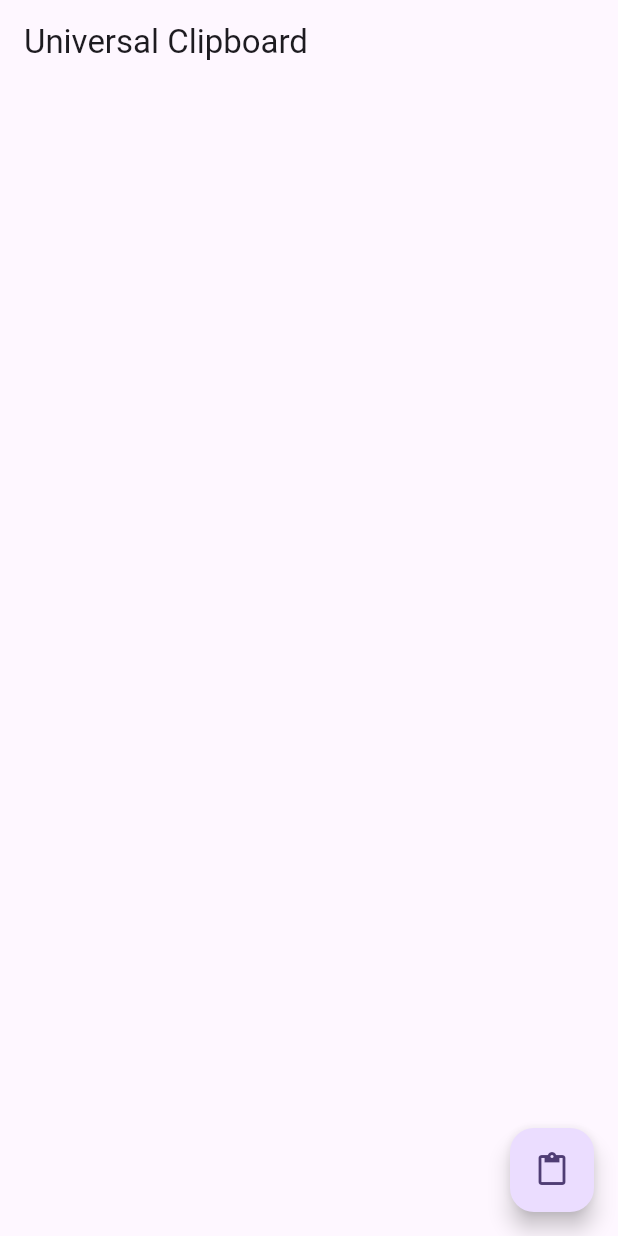
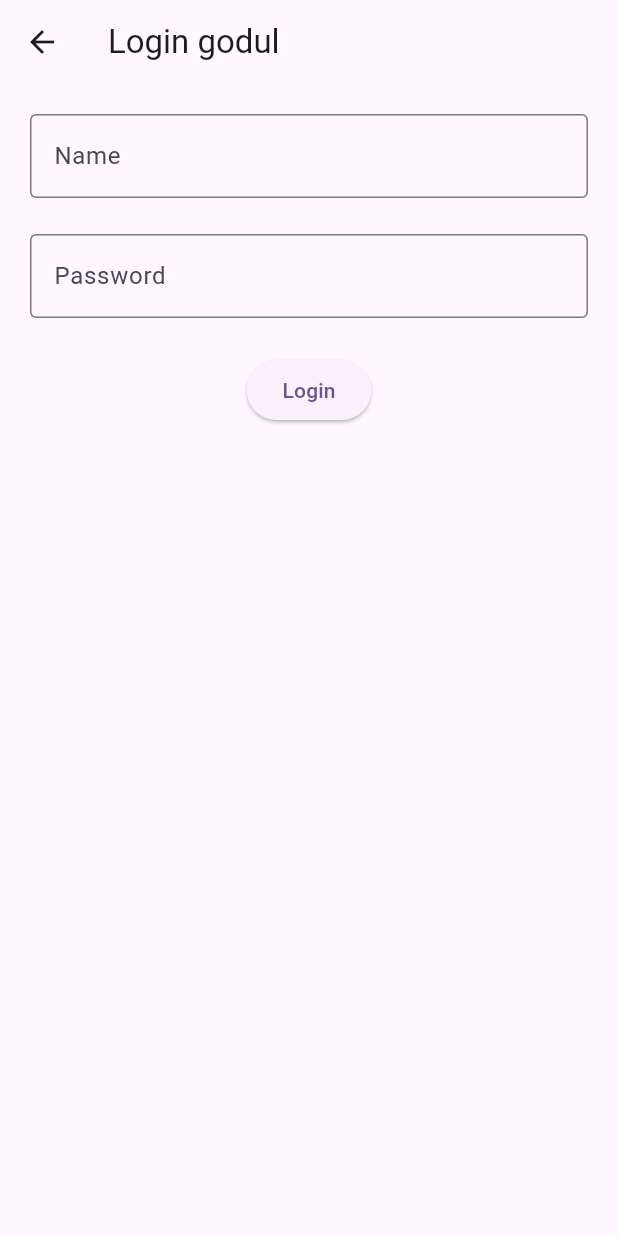
Before and after one commit to uniclips/uniclips-flutter, a Flutter app: the screen it shows after launch, on a phone screen of 412 x 824 dp. Run offline on Flutter 3.47's test engine with Material 2 defaults, Android fonts, the light colour scheme and no system bars; missing offline and left inert: rich_clipboard; network calls fail; project files that could hold a hidden picture were left out.

Commit message:
feat(login): integrate login page

```diff
--- a/lib/main.dart
+++ b/lib/main.dart
@@ -1,7 +1,6 @@
 import 'package:flutter/material.dart';
-import 'package:rich_clipboard/rich_clipboard.dart';
-import 'package:web_socket_channel/web_socket_channel.dart';
-import 'resource.dart';
+import 'package:uniclip_mobile/routes/index.dart';
+import 'package:uniclip_mobile/routes/login.dart';
 
 void main() async {
   runApp(const MyApp());
@@ -16,145 +15,16 @@ class MyApp extends StatelessWidget {
     return MaterialApp(
       title: 'Flutter Demo',
       theme: ThemeData(
-        // This is the theme of your application.
-        //
-        // TRY THIS: Try running your application with "flutter run". You'll see
-        // the application has a blue toolbar. Then, without quitting the app,
-        // try changing the seedColor in the colorScheme below to Colors.green
-        // and then invoke "hot reload" (save your changes or press the "hot
-        // reload" button in a Flutter-supported IDE, or press "r" if you used
-        // the command line to start the app).
-        //
-        // Notice that the counter didn't reset back to zero; the application
-        // state is not lost during the reload. To reset the state, use hot
-        // restart instead.
-        //
-        // This works for code too, not just values: Most code changes can be
-        // tested with just a hot reload.
         colorScheme: ColorScheme.fromSeed(seedColor: Colors.deepPurple),
         useMaterial3: true,
       ),
-      home: const MyHomePage(title: 'Universal Clipboard'),
+      initialRoute: '/login',
+      routes: {
+        '/': (context) => const MyHomePage(title: 'Universal Clipboard'),
+        '/login': (context) => const LoginRoute(
+              title: 'Login rek',
+            ),
+      },
     );
   }
 }
-
-class MyHomePage extends StatefulWidget {
-  const MyHomePage({super.key, required this.title});
-
-  // This widget is the home page of your application. It is stateful, meaning
-  // that it has a State object (defined below) that contains fields that affect
-  // how it looks.
-
-  // This class is the configuration for the state. It holds the values (in this
-  // case the title) provided by the parent (in this case the App widget) and
-  // used by the build method of the State. Fields in a Widget subclass are
-  // always marked "final".
-
-  final String title;
-
-  @override
-  State<MyHomePage> createState() => _MyHomePageState();
-}
-
-class _MyHomePageState extends State<MyHomePage> {
-  List<dynamic> clipboards = [];
-
-  final _channel = WebSocketChannel.connect(
-    Uri.parse(
-        'ws://13.229.126.140:3000/ws/clipboard?token=eyJhbGciOiJIUzI1NiIsInR5cCI6IkpXVCJ9.eyJleHAiOjE3MTg4ODU3MDUsInVzZXJJZCI6IjI4Y2YzZmRjLTk1NWMtNDc0YS04OTg1LTNjMWNjMmRjNjcxZiIsInVzZXJuYW1lIjoiZGlvIn0.BLJ9Vndl-TpNVqew8bwRa8uksyEBR04yeeli5kPmlOI'),
-  );
-
-  buildClipboard() async {
-    var data = await getClipboard();
-    setState(() {
-      clipboards = data;
-    });
-  }
-
-  addClipboard(String text) {
-    setState(() {
-      clipboards = [text, ...clipboards];
-    });
-  }
-
-  @override
-  void initState() {
-    super.initState();
-
-    buildClipboard();
-
-    _channel.stream.listen((message) {
-      addClipboard(message);
-    });
-  }
-
-  @override
-  Widget build(BuildContext context) {
-    final ButtonStyle style =
-        ElevatedButton.styleFrom(textStyle: const TextStyle(fontSize: 20));
-
-    List<Widget> clipboardWidgets = [];
-    if (clipboards.isNotEmpty) {
-      for (var i = 0; i < clipboards.length; i++) {
-        clipboardWidgets.add(Container(
-          padding: const EdgeInsets.all(8),
-          color: Colors.teal[100],
-          child: TextButton(
-              onPressed: () async {
-                await RichClipboard.setData(RichClipboardData(
-                  text: clipboards[i],
-                ));
-              },
-              child: Text(clipboards[i])),
-        ));
-      }
-    }
-
-    return Scaffold(
-      appBar: AppBar(
-        title: Text(widget.title),
-      ),
-      body: SingleChildScrollView(
-          child: Padding(
-        padding: const EdgeInsets.all(20),
-        child: Column(
-          crossAxisAlignment: CrossAxisAlignment.start,
-          children: [
-            const SizedBox(height: 24),
-            GridView.count(
-              primary: false,
-              padding: const EdgeInsets.all(20),
-              crossAxisCount: 2,
-              crossAxisSpacing: 2.0,
-              mainAxisSpacing: 2.0,
-              shrinkWrap: true,
-              scrollDirection: Axis.vertical,
-              children: clipboardWidgets,
-            )
-          ],
-        ),
-      )),
-      floatingActionButton: FloatingActionButton(
-        onPressed: _pasteFromClipboard,
-        tooltip: 'Paste From Clipboard',
-        child: const Icon(Icons.content_paste),
-      ), // This trailing comma makes auto-formatting nicer for build methods.
-    );
-  }
-
-  void _pasteFromClipboard() async {
-    final clipboardData = await RichClipboard.getData();
-    if (clipboardData.html != null) {
-      // Do something with HTML
-    } else if (clipboardData.text != null) {
-      _channel.sink.add(clipboardData.text);
-    }
-  }
-
-  @override
-  void dispose() {
-    _channel.sink.close();
-    super.dispose();
-  }
-}
--- /dev/null
+++ b/lib/routes/login.dart
@@ -0,0 +1,121 @@
+import 'package:flutter/material.dart';
+import 'package:uniclip_mobile/resource.dart';
+
+class LoginRoute extends StatefulWidget {
+  const LoginRoute({super.key, required this.title});
+
+  // This widget is the home page of your application. It is stateful, meaning
+  // that it has a State object (defined below) that contains fields that affect
+  // how it looks.
+
+  // This class is the configuration for the state. It holds the values (in this
+  // case the title) provided by the parent (in this case the App widget) and
+  // used by the build method of the State. Fields in a Widget subclass are
+  // always marked "final".
+
+  final String title;
+
+  @override
+  State<LoginRoute> createState() => _LoginRouteState();
+}
+
+class _LoginRouteState extends State<LoginRoute> {
+  final nameController = TextEditingController();
+  final passwordController = TextEditingController();
+
+  @override
+  void dispose() {
+    // Clean up the controller when the widget is removed from the
+    // widget tree.
+    nameController.dispose();
+    passwordController.dispose();
+    super.dispose();
+  }
+
+  @override
+  Widget build(BuildContext context) {
+    return Scaffold(
+      appBar: AppBar(
+        title: const Text('Login godul'),
+      ),
+      body: Container(
+        padding: const EdgeInsets.all(20),
+        child: (Form(
+          child: Column(children: [
+            TextFormField(
+              controller: nameController,
+              decoration: InputDecoration(
+                border: const OutlineInputBorder(),
+                labelText: 'Name',
+                floatingLabelStyle: MaterialStateTextStyle.resolveWith(
+                  (Set<MaterialState> states) {
+                    final Color color = states.contains(MaterialState.error)
+                        ? Theme.of(context).colorScheme.error
+                        : Colors.purple;
+                    return TextStyle(color: color, letterSpacing: 1.3);
+                  },
+                ),
+              ),
+              validator: (String? value) {
+                if (value == null || value == '') {
+                  return 'Enter name';
+                }
+                return null;
+              },
+              autovalidateMode: AutovalidateMode.onUserInteraction,
+            ),
+            const SizedBox(height: 24),
+            TextFormField(
+              controller: passwordController,
+              decoration: InputDecoration(
+                border: const OutlineInputBorder(),
+                labelText: 'Password',
+                // The MaterialStateProperty's value is a text style that is orange
+                // by default, but the theme's error color if the input decorator
+                // is in its error state.
+                floatingLabelStyle: MaterialStateTextStyle.resolveWith(
+                  (Set<MaterialState> states) {
+                    final Color color = states.contains(MaterialState.error)
+                        ? Theme.of(context).colorScheme.error
+                        : Colors.purple;
+                    return TextStyle(color: color, letterSpacing: 1.3);
+                  },
+                ),
+              ),
+              validator: (String? value) {
+                if (value == null || value == '') {
+                  return 'Enter password';
+                }
+                return null;
+              },
+              autovalidateMode: AutovalidateMode.onUserInteraction,
+            ),
+            const SizedBox(height: 24),
+            ElevatedButton(
+              onPressed: () async {
+                try {
+                  await login(nameController.text, passwordController.text);
+                } catch (e) {
+                  final snackBar = SnackBar(
+                    content: const Text('Yay! A SnackBar!'),
+                    action: SnackBarAction(
+                      label: 'Undo',
+                      onPressed: () {
+                        // Some code to undo the change.
+                      },
+                    ),
+                  );
+
+                  // Find the ScaffoldMessenger in the widget tree
+                  // and use it to show a SnackBar.
+                  ScaffoldMessenger.of(context).showSnackBar(snackBar);
+                }
+              },
+              child: const Text('Login'),
+            ),
+          ]),
+        )),
+      ),
+    );
+  }
+}
```
Also changed, not shown: lib/resource.dart (+33 -4 lines), lib/routes/index.dart (added, +125 -0 lines), lib/token_storage.dart (added, +38 -0 lines), 1 other file.
